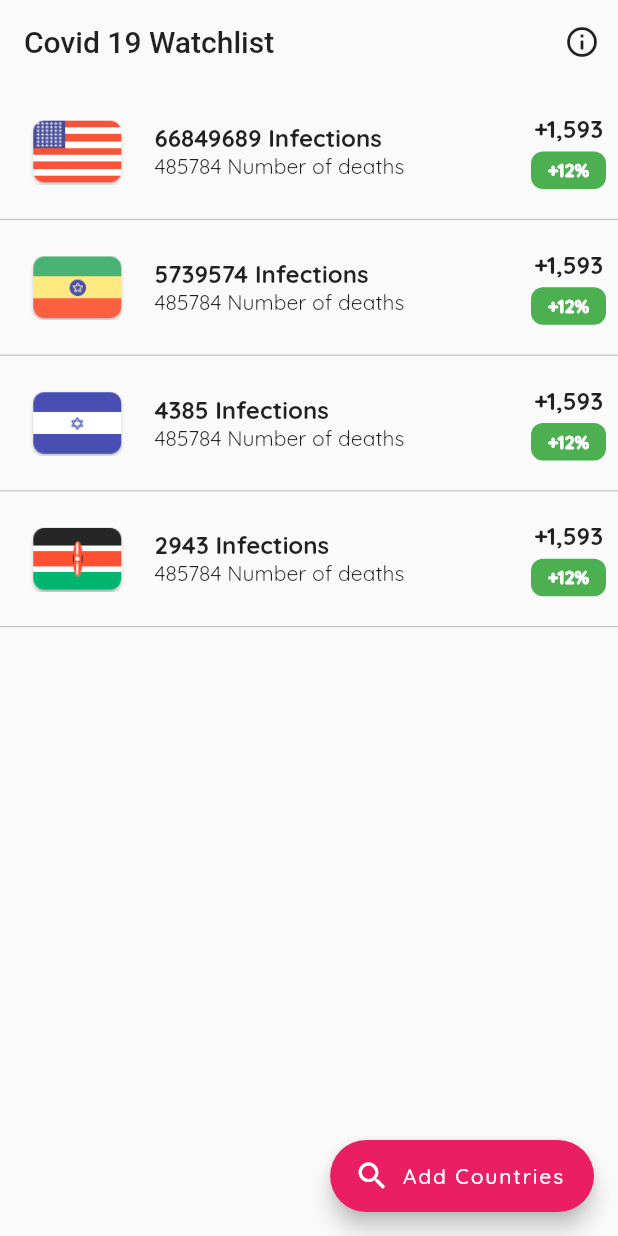
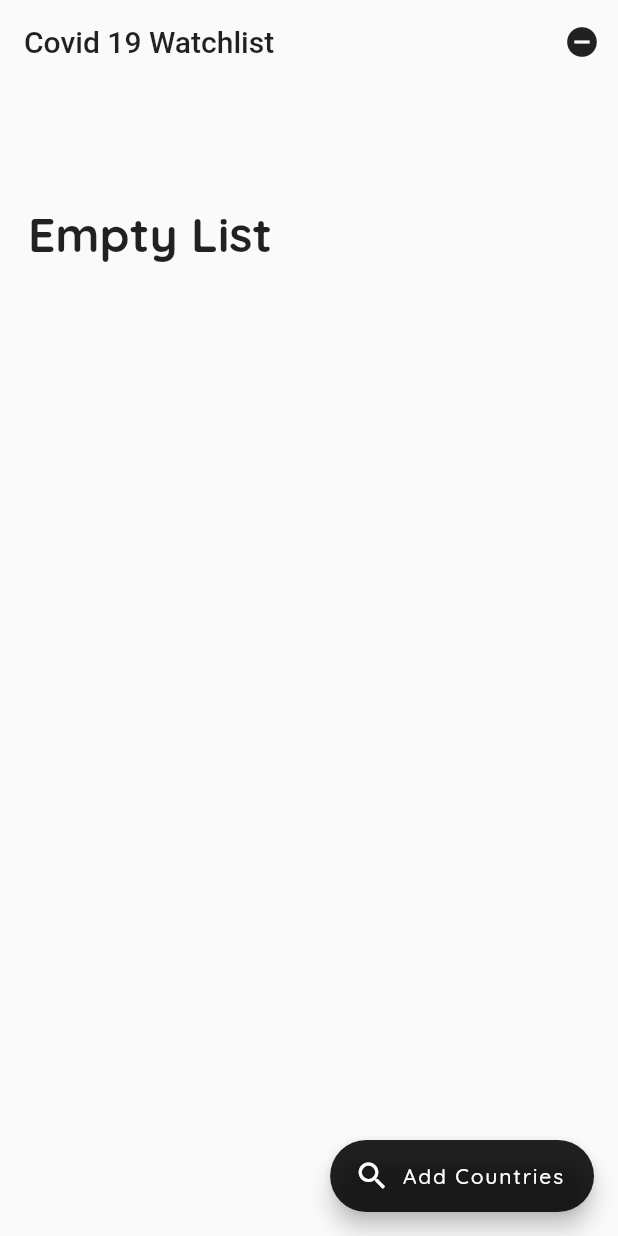
Before and after one commit to amha/covid-watchlist, a Flutter app: the screen it shows after launch, on a phone screen of 412 x 824 dp. Run offline on Flutter 3.47's test engine with Material 2 defaults, Android fonts, the phone set to English and light mode, and no system bars; our stand-ins replace google_fonts; missing offline and left inert: flutter_sparkline.

Commit message:
Implemented watchlist 'Add to watchlist' and 'clear watchlist' functionality using using provider.

```diff
--- a/lib/Model/Country.dart
+++ b/lib/Model/Country.dart
@@ -45,10 +45,16 @@ class Country {
   String name;
   int population;
   bool hasFlag;
+  bool inWatchList;
 
   Country(String name, int population, bool flag) {
     this.name = name;
     this.population = population;
     this.hasFlag = flag;
+    this.inWatchList = false;
+  }
+
+  void addToWatchlist() {
+    this.inWatchList = true;
   }
 }
--- /dev/null
+++ b/lib/Model/watchlistModel.dart
@@ -0,0 +1,13 @@
+import 'package:covid19_app/Model/Country.dart';
+import 'package:flutter/material.dart';
+
+class WatchlistModel extends ChangeNotifier {
+  final List<Country> _myWatchlist = [];
+
+  void addCountry(Country country){
+    _myWatchlist.add(country);
+    notifyListeners();
+  }
+
+  List<Country> get items => _myWatchlist;
+}
--- a/lib/country_detail.dart
+++ b/lib/country_detail.dart
@@ -1,6 +1,8 @@
 import 'package:covid19_app/Model/Country.dart';
+import 'package:covid19_app/Model/watchlistModel.dart';
 import 'package:flutter/material.dart';
 import 'package:flutter_sparkline/flutter_sparkline.dart';
+import 'package:provider/provider.dart';
 //import 'package:flutter_webview_plugin/flutter_webview_plugin.dart';
 
 class CountryDetail extends StatelessWidget {
@@ -56,9 +58,12 @@ class CountryDetail extends StatelessWidget {
               mainAxisAlignment: MainAxisAlignment.start,
               children: [
                 Container(
-                  child: Image.asset("assets/" + this.model.name.toString() + ".png"),
+                  child: Image.asset(
+                    "assets/" + this.model.name.toString() + ".png",
+                    width: 48,
+                  ),
                   height: 120,
-                  padding: EdgeInsets.all(8),
+                  padding: EdgeInsets.fromLTRB(8, 8, 16, 8),
                 ),
                 Container(
                   child: Column(
@@ -247,17 +252,17 @@ class CountryDetail extends StatelessWidget {
               // disabledTextColor: Colors.black,
               padding: const EdgeInsets.all(20),
               textColor: Colors.white,
-              color: Colors.pink,
+              color: Colors.black87,
               shape: RoundedRectangleBorder(
                 borderRadius: BorderRadius.circular(8.0),
               ),
               onPressed: () {
-                //TODO
-                print("load webview");
-                //final webiew = new FlutterWebviewPlugin();
-                //webiew.launch("https://www.ephi.gov.et/images/novel_coronavirus/EPHI_PHEOC_COVID-19_Child_Protection_During_COVID-19_Pandemic_Guide_English.pdf");
+                Provider.of<WatchlistModel>(context, listen: false)
+                    .addCountry(this.model);
               },
-              child: Text('Latest health tips'),
+              child: Text(this.model.inWatchList
+                  ? 'Latest health tips'
+                  : "Add to Watchlist"),
             ),
           ),
         ],
--- a/lib/main.dart
+++ b/lib/main.dart
@@ -1,12 +1,12 @@
-import 'package:covid19_app/Search.dart';
+import 'package:covid19_app/Model/watchlistModel.dart';
+import 'package:covid19_app/watchlist.dart';
 import 'package:flutter/material.dart';
 import 'package:google_fonts/google_fonts.dart';
-
-import 'Model/Country.dart';
-import 'country_detail.dart';
+import 'package:provider/provider.dart';
 
 void main() {
-  runApp(MyApp());
+  runApp(ChangeNotifierProvider(
+      create: (context) => WatchlistModel(), child: MyApp()));
 }
 
 class MyApp extends StatelessWidget {
@@ -23,150 +23,6 @@ class MyApp extends StatelessWidget {
           brightness: Brightness.light,
           visualDensity: VisualDensity.adaptivePlatformDensity,
         ),
-        home: CountryList());
+        home: Watchlist());
   }
 }
-
-class CountryList extends StatelessWidget {
-  @override
-  Widget build(BuildContext context) {
-    return Scaffold(
-      appBar: AppBar(
-        backgroundColor: Colors.transparent,
-        iconTheme: IconThemeData(color: Colors.black87),
-        title: Text(
-          'Covid 19 Watchlist',
-          style: TextStyle(color: Colors.black87),
-        ),
-        bottomOpacity: 0.0,
-        elevation: 0,
-        actions: [
-          IconButton(
-            icon: Icon(Icons.info_outline),
-            onPressed: () {
-              Navigator.of(context)
-                  .push(MaterialPageRoute(builder: (context) => Search()));
-            },
-          )
-        ],
-      ),
-      body: ListView(
-        children: [
-          _buildRow(Country("United States", 66849689, true), context),
-          Divider(height: 0.5, color: Colors.black26),
-          _buildRow(Country("Ethiopia", 5739574, true), context),
-          Divider(
-            height: 0.5,
-            color: Colors.black26,
-          ),
-          _buildRow(Country("Israel", 4385, true), context),
-          Divider(
-            height: 0.5,
-            color: Colors.black26,
-          ),
-          _buildRow(Country("Kenya", 2943, true), context),
-          Divider(
-            height: 0.5,
-            color: Colors.black26,
-          ),
-        ],
-      ),
-      floatingActionButton: FloatingActionButton.extended(
-        onPressed: () {
-          Navigator.of(context)
-              .push(MaterialPageRoute(builder: (context) => Search()));
-        },
-        label: Text('Add Countries'),
-        icon: Icon(Icons.search),
-        backgroundColor: Colors.pink,
-      ),
-    );
-  }
-
-  Widget _buildRow(Country country, BuildContext context) {
-    return GestureDetector(
-      onTap: () {
-        Navigator.of(context).push(MaterialPageRoute(
-            builder: (context) => CountryDetail(country)));
-      },
-      child: Container(
-        height: 90,
-        width: 300,
-        child: Row(
-          children: [
-            Expanded(
-              flex: 1,
-              child: Container(
-                padding: EdgeInsets.all(8),
-                width: 60,
-                height: 60,
-                child: Image.asset(
-                  "assets/" + country.name + ".png",
-                  width: 48,
-                ),
-              ),
-            ),
-            Expanded(
-              flex: 2,
-              child: Container(
-                padding: EdgeInsets.fromLTRB(0, 16, 0, 16),
-                child: Column(
-                  mainAxisAlignment: MainAxisAlignment.center,
-                  crossAxisAlignment: CrossAxisAlignment.start,
-                  children: [
-                    Text(
-                      country.population.toString() + " Infections",
-                      style:
-                          TextStyle(fontSize: 16, fontWeight: FontWeight.w700),
-                      textAlign: TextAlign.left,
-                    ),
-                    Text("485784 Number of deaths")
-                  ],
-                ),
-              ),
-            ),
-            Expanded(
-              flex: 1,
-              child: Container(
-                padding: EdgeInsets.all(8),
-                width: 80,
-                height: 100,
-                child: Align(
-                  alignment: Alignment.bottomRight,
-                  child: Column(
-                    mainAxisAlignment: MainAxisAlignment.center,
-                    children: [
-                      Container(
-                        height: 25,
-                        child: Text(
-                          "+1,593",
-                          style: TextStyle(
-                              fontSize: 16, fontWeight: FontWeight.w800),
-                        ),
-                      ),
-                      Container(
-                        decoration: BoxDecoration(
-                            color: Colors.green,
-                            borderRadius: BorderRadius.all(Radius.circular(8))),
-                        alignment: Alignment.center,
-                        height: 25,
-                        width: 50,
-                        child: Text(
-                          "+12%",
-                          style: TextStyle(
-                              color: Colors.white,
-                              fontSize: 12,
-                              fontWeight: FontWeight.w900),
-                        ),
-                      )
-                    ],
-                  ),
-                ),
-              ),
-            )
-          ],
-        ),
-      ),
-    );
-  }
-}
--- /dev/null
+++ b/lib/watchlist.dart
@@ -0,0 +1,151 @@
+import 'package:covid19_app/Model/watchlistModel.dart';
+import 'package:flutter/material.dart';
+import 'package:provider/provider.dart';
+
+import 'Search.dart';
+
+class Watchlist extends StatelessWidget {
+  @override
+  Widget build(BuildContext context) {
+    return Scaffold(
+      appBar: AppBar(
+        backgroundColor: Colors.transparent,
+        iconTheme: IconThemeData(color: Colors.black87),
+        title: Text(
+          'Covid 19 Watchlist',
+          style: TextStyle(color: Colors.black87),
+        ),
+        bottomOpacity: 0.0,
+        elevation: 0,
+        actions: [
+          IconButton(
+            icon: Icon(Icons.remove_circle),
+            onPressed: () {
+              Provider.of<WatchlistModel>(context,listen: true).items.clear();
+            },
+          )
+        ],
+      ),
+      body: Consumer<WatchlistModel>(
+        builder: (context, watchlist, child) => (watchlist.items.length == 0)
+            ? Container(
+                width: 200,
+                height: 200,
+                alignment: Alignment.center,
+                child: Text(
+                  "Empty List",
+                  style: TextStyle(fontSize: 32, fontWeight: FontWeight.w800),
+                ))
+            : ListView.builder(
+                itemCount: watchlist.items.length,
+                itemBuilder: (context, index) => ListTile(
+                      title: Text(watchlist.items[index].name),
+                      subtitle:
+                          Text(watchlist.items[index].population.toString()),
+                      leading: watchlist.items[index].hasFlag
+                          ? Image.asset(
+                              "assets/" + watchlist.items[index].name + ".png",
+                              width: 48,
+                            )
+                          : Image.asset('assets/Default.png'),
+                    )),
+      ),
+      floatingActionButton: FloatingActionButton.extended(
+        onPressed: () {
+          Navigator.of(context)
+              .push(MaterialPageRoute(builder: (context) => Search()));
+        },
+        label: Text('Add Countries'),
+        icon: Icon(Icons.search),
+        backgroundColor: Colors.black87,
+      ),
+    );
+  }
+
+// Widget _buildRow(Country country, BuildContext context) {
+//   return GestureDetector(
+//     onTap: () {
+//       Navigator.of(context).push(
+//           MaterialPageRoute(builder: (context) => CountryDetail(country)));
+//     },
+//     child: Container(
+//       height: 90,
+//       width: 300,
+//       child: Row(
+//         children: [
+//           Expanded(
+//             flex: 1,
+//             child: Container(
+//               padding: EdgeInsets.all(8),
+//               width: 60,
+//               height: 60,
+//               child: Image.asset(
+//                 "assets/" + country.name + ".png",
+//                 width: 48,
+//               ),
+//             ),
+//           ),
+//           Expanded(
+//             flex: 2,
+//             child: Container(
+//               padding: EdgeInsets.fromLTRB(0, 16, 0, 16),
+//               child: Column(
+//                 mainAxisAlignment: MainAxisAlignment.center,
+//                 crossAxisAlignment: CrossAxisAlignment.start,
+//                 children: [
+//                   Text(
+//                     country.population.toString() + " Infections",
+//                     style:
+//                         TextStyle(fontSize: 16, fontWeight: FontWeight.w700),
+//                     textAlign: TextAlign.left,
+//                   ),
+//                   Text("485784 Number of deaths")
+//                 ],
+//               ),
+//             ),
+//           ),
+//           Expanded(
+//             flex: 1,
+//             child: Container(
+//               padding: EdgeInsets.all(8),
+//               width: 80,
+//               height: 100,
+//               child: Align(
+//                 alignment: Alignment.bottomRight,
+//                 child: Column(
+//                   mainAxisAlignment: MainAxisAlignment.center,
+//                   children: [
+//                     Container(
+//                       height: 25,
+//                       child: Text(
+//                         "+1,593",
+//                         style: TextStyle(
+//                             fontSize: 16, fontWeight: FontWeight.w800),
+//                       ),
+//                     ),
+//                     Container(
+//                       decoration: BoxDecoration(
+//                           color: Colors.green,
+//                           borderRadius: BorderRadius.all(Radius.circular(8))),
+//                       alignment: Alignment.center,
+//                       height: 25,
+//                       width: 50,
+//                       child: Text(
+//                         "+12%",
+//                         style: TextStyle(
+//                             color: Colors.white,
+//                             fontSize: 12,
+//                             fontWeight: FontWeight.w900),
+//                       ),
+//                     )
+//                   ],
+//                 ),
+//               ),
+//             ),
+//           )
+//         ],
+//       ),
+//     ),
+//   );
+// }
+}
--- a/pubspec.yaml
+++ b/pubspec.yaml
@@ -26,6 +26,7 @@ dependencies:
   flutter_sparkline: ^0.1.0
   google_fonts: ^1.1.0
   flutter_webview_plugin: ^0.3.11
+  provider: ^4.3.2+2
 
   # The following adds the Cupertino Icons font to your application.
   # Use with the CupertinoIcons class for iOS style icons.
```
Also changed, not shown: pubspec.lock.
